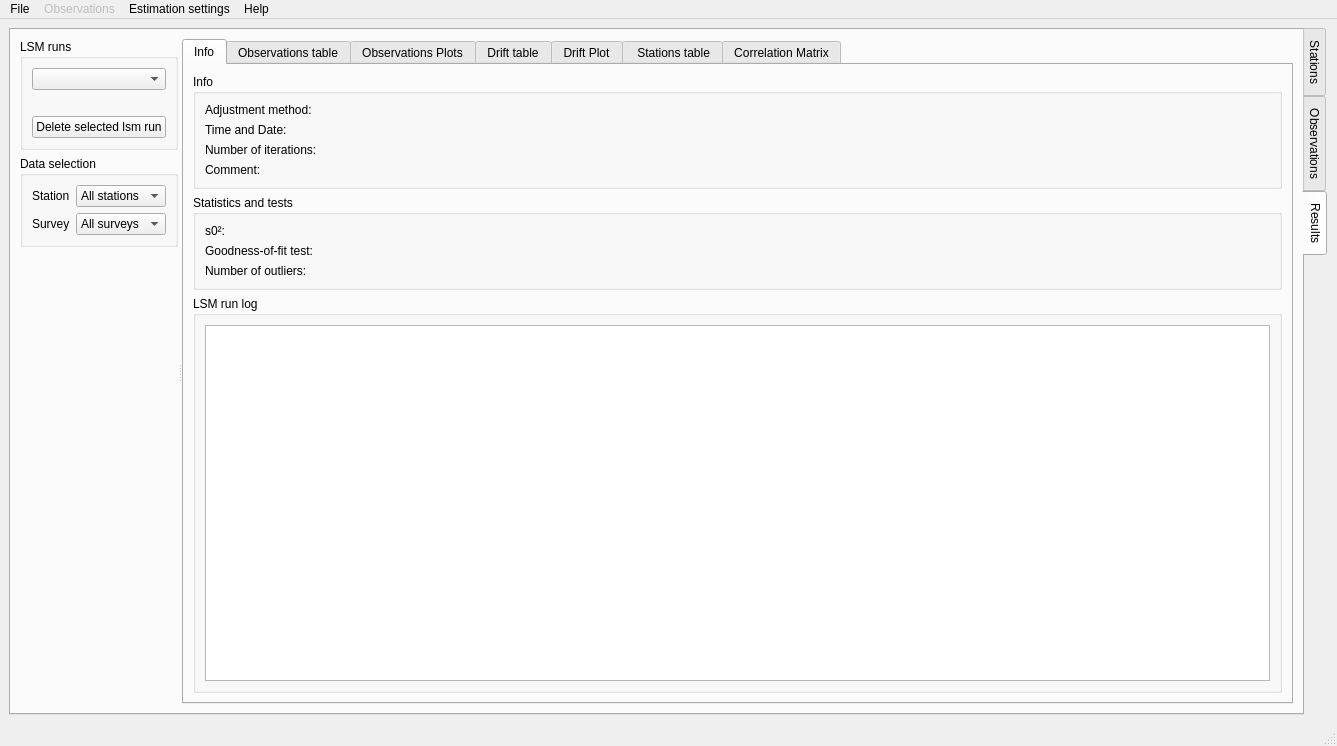
Old version of the form gravtools/gui/MainWindow.ui in the repository ahellers/GravTools.
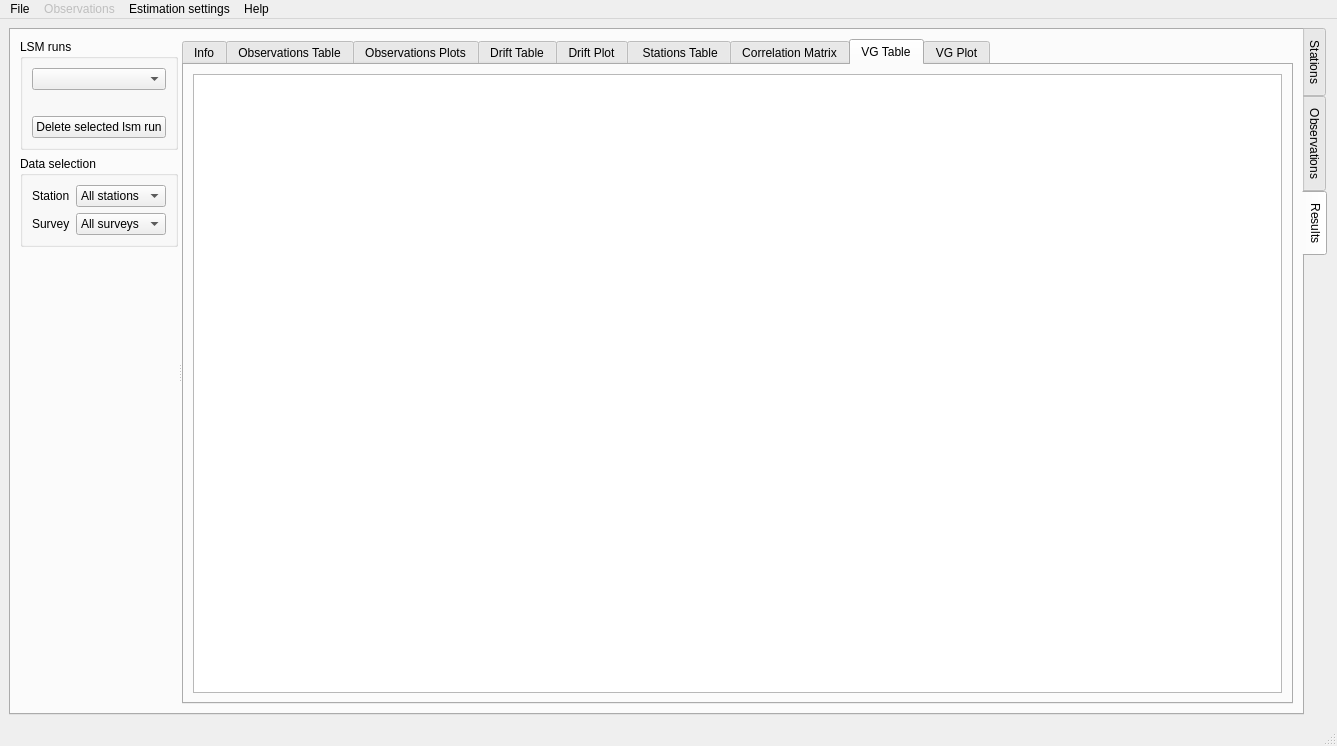
New version of the form. The open tabs and pages were chosen to show the change. Custom widgets are drawn as their Qt base class.

Commit message: Added the VG reults table and plot to the GUI and models.

Diff of the .ui file:
```diff
--- a/gravtools/gui/MainWindow.ui
+++ b/gravtools/gui/MainWindow.ui
@@ -674,7 +674,7 @@
            </widget>
            <widget class="QWidget" name="tab_results_obs_table">
             <attribute name="title">
-             <string>Observations table</string>
+             <string>Observations Table</string>
             </attribute>
             <layout class="QVBoxLayout" name="verticalLayout_15">
              <item>
@@ -717,7 +717,7 @@
            </widget>
            <widget class="QWidget" name="tab_results_drift">
             <attribute name="title">
-             <string>Drift table</string>
+             <string>Drift Table</string>
             </attribute>
             <layout class="QVBoxLayout" name="verticalLayout_18">
              <item>
@@ -790,7 +790,7 @@
            </widget>
            <widget class="QWidget" name="tab_results_stat_table">
             <attribute name="title">
-             <string> Stations table</string>
+             <string> Stations Table</string>
             </attribute>
             <layout class="QVBoxLayout" name="verticalLayout_19">
              <item>
@@ -808,6 +808,26 @@
              </item>
             </layout>
            </widget>
+           <widget class="QWidget" name="tab_vg_table">
+            <attribute name="title">
+             <string>VG Table</string>
+            </attribute>
+            <layout class="QVBoxLayout" name="verticalLayout_33">
+             <item>
+              <widget class="QTableView" name="tableView_results_vg_table"/>
+             </item>
+            </layout>
+           </widget>
+           <widget class="QWidget" name="tab_vg_plot">
+            <attribute name="title">
+             <string>VG Plot</string>
+            </attribute>
+            <layout class="QVBoxLayout" name="verticalLayout_34">
+             <item>
+              <widget class="GraphicsLayoutWidget" name="graphicsLayoutWidget_results_vg_plot"/>
+             </item>
+            </layout>
+           </widget>
           </widget>
          </widget>
         </item>
```
Left out of the diff: 2 changed lines with no effect on the pictures. The commit also changes 4 other files.
